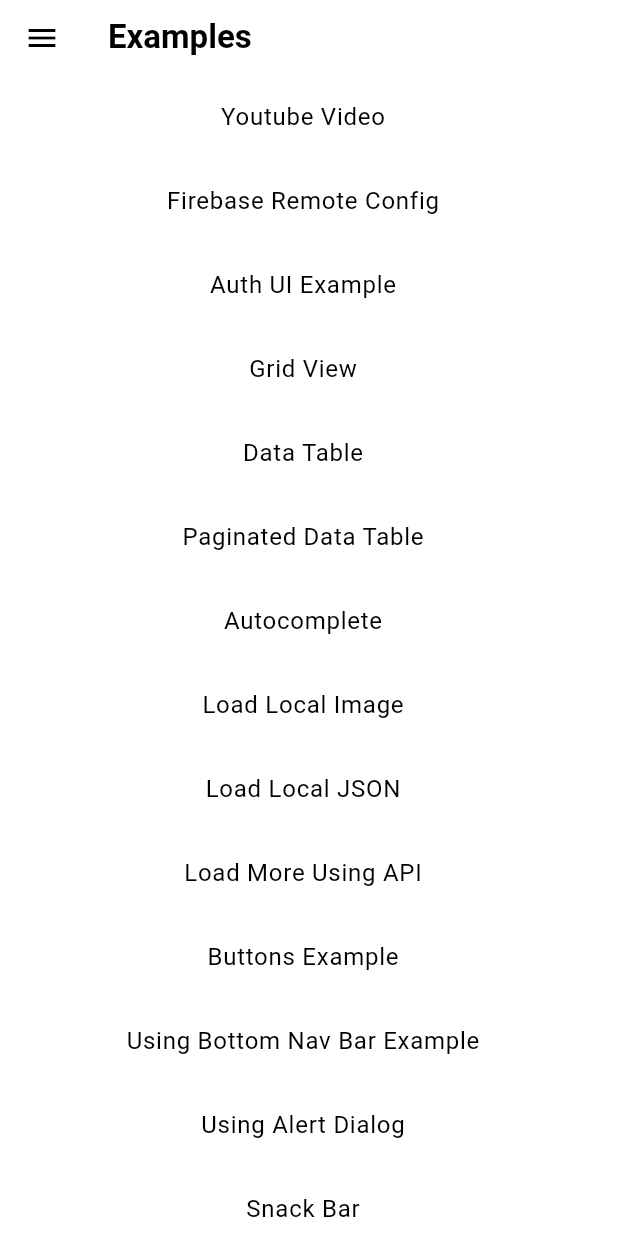
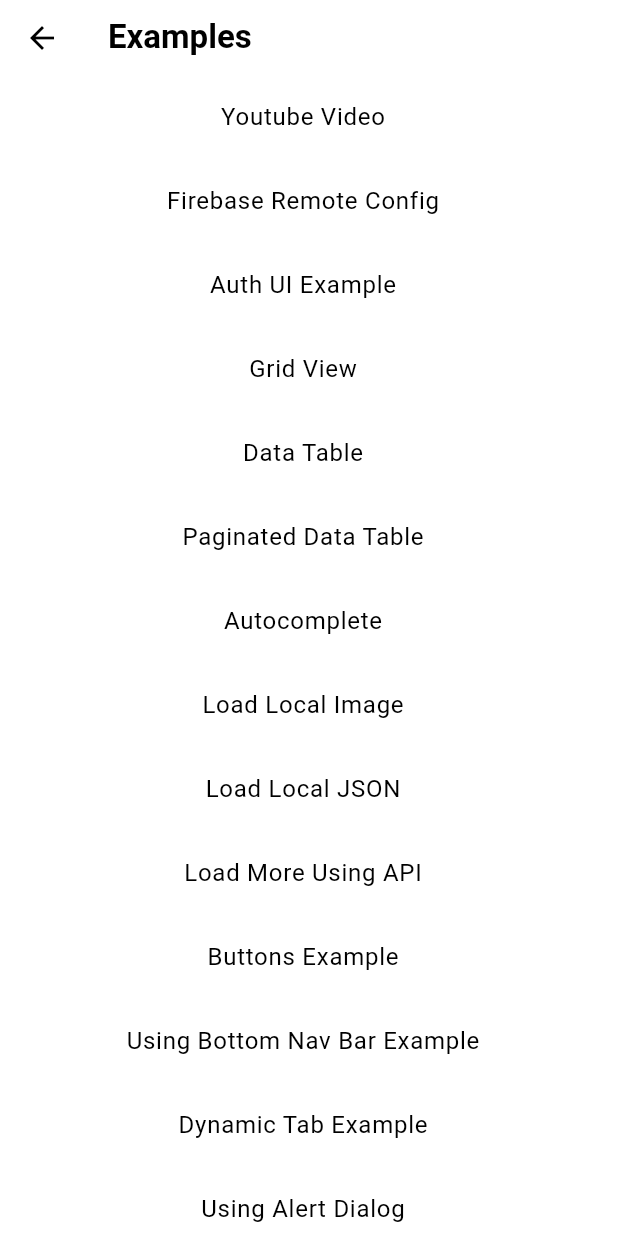
Before and after one commit to RajTechnologiesPvtLtd/flutter-moonlight, a Flutter app: the screen it shows after launch, after a tap on "Examples", on a phone screen of 412 x 824 dp. Run offline on Flutter 3.47's test engine with Material 3 defaults, Android fonts, the light colour scheme and no system bars; our stand-ins replace connectivity_plus, dio, firebase_core, firebase_messaging, firebase_remote_config, flutter_local_notifications and 7 more; accounts and stored records are empty; network calls fail.

Commit message:
new Dynamic Tab Example

```diff
--- a/lib/config/app_routes.dart
+++ b/lib/config/app_routes.dart
@@ -40,6 +40,7 @@
   static const String exampleInputFields = "/input-fields-example";
   static const String exampleUsingAlertDialog = "/using-alert-dialog-example";
   static const String exampleUsingBottomNavBar = "/using-bottom-nav-bar";
+  static const String exampleDynamicTab = "/dynamic-tab";
   static const String exampleSnackBar = "/snack-bar";
   static const String examplePermissionHandler = "/permission-handler";
   static const String exampleCheckInternetConnection =
@@ -88,6 +89,8 @@
         (context) => const PermissionHandlerView());
     addRoute(App.exampleUsingBottomNavBar,
         (context) => const UsingBottomNavBarView());
+    addRoute(App.exampleDynamicTab,
+        (context) => const DynamicTabView());
     addRoute(App.exampleCheckInternetConnection,
         (context) => const CheckInternetConnectionView());
     addRoute(App.exampleYoutubeVideo, (context) => const YoutubeVideoView());
--- a/lib/views/example_mvc_view.dart
+++ b/lib/views/example_mvc_view.dart
@@ -9,7 +9,6 @@
   @override
   Widget build(BuildContext context) {
     return Scaffold(
-      drawer: const MoonLightDrawer("Home"),
       appBar: const Navbar(title: "MVC Examples"),
       body: Center(
         child: ListView(
--- a/lib/views/example_view.dart
+++ b/lib/views/example_view.dart
@@ -9,7 +9,6 @@
   @override
   Widget build(BuildContext context) {
     return Scaffold(
-      drawer: const MoonLightDrawer("Home"),
       appBar: const Navbar(title: "Examples"),
       body: Center(
         child: ListView(
@@ -64,6 +63,10 @@
               onTap: () => Nav.toNamed(context, App.exampleUsingBottomNavBar),
             ),
             ListTile(
+              title: const Center(child: Text("Dynamic Tab Example")),
+              onTap: () => Nav.toNamed(context, App.exampleDynamicTab),
+            ),
+            ListTile(
               title: const Center(child: Text("Using Alert Dialog")),
               onTap: () => Nav.toNamed(context, App.exampleUsingAlertDialog),
             ),
--- a/lib/views/home_view.dart
+++ b/lib/views/home_view.dart
@@ -29,7 +29,8 @@
       //         onPressed: () => Nav.toNamed(context, App.setting))
       //   ],
       // ),
-      body: Column(
+      body: Center(
+        child: Column(
           mainAxisAlignment: MainAxisAlignment.center,
           crossAxisAlignment: CrossAxisAlignment.center,
           children: [
@@ -43,8 +44,8 @@
               style: TextStyle(fontSize: 18),
             ),
             const SizedBox(height: 10),
-          Row(
-            mainAxisAlignment: MainAxisAlignment.center,
+            Wrap(
+
               children: [
                 ElevatedButton(
                   onPressed: () => mlLaunchURL(AppLink.officialWebsite),
@@ -64,6 +65,7 @@
             ),
           ],
         ),
+      ),
     );
   }
 }
--- a/lib/views/views.dart
+++ b/lib/views/views.dart
@@ -27,6 +27,7 @@
 export 'example/load_more_using_api.dart';
 export 'example/using_alert_dialog.dart';
 export 'example/using_bottom_nav_bar.dart';
+export 'example/dynamic_tab_view.dart';
 export 'example/snackbar_view.dart';
 export 'example/check_internet_connection.dart';
 export 'example/youtube_video_view.dart';
--- a/pubspec.yaml
+++ b/pubspec.yaml
@@ -20,11 +20,11 @@
   sqflite: ^2.3.0
   shared_preferences: ^2.2.2
   provider: ^6.0.5
-  # Notification
+  firebase_remote_config: ^4.3.3
+  # notification
   flutter_local_notifications: ^16.1.0
   firebase_messaging: ^14.7.3
   firebase_core: ^2.21.0
-  firebase_remote_config: ^4.3.3
   # earning
   google_mobile_ads: ^3.1.0
   # UI
```
Also changed, not shown: assets/json/tabs.json (added, +18 -0 lines), lib/views/example/dynamic_tab_view.dart (added, +76 -0 lines), pubspec.lock, 2 other files. Lines whose indentation alone changed are shown as unchanged.
